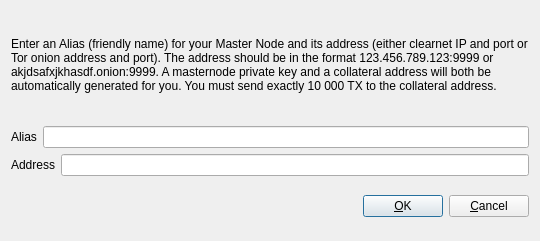
Qt form src/qt/forms/addeditadrenalinenode.ui (transferdev/Transfercoin) before a commit.
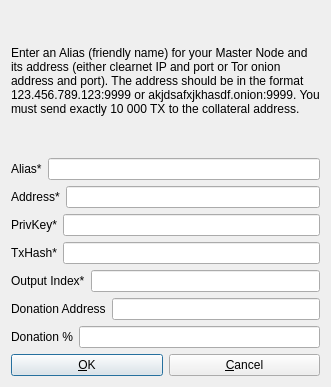
The same form after that commit.

Patch:
```diff
--- a/src/qt/forms/addeditadrenalinenode.ui
+++ b/src/qt/forms/addeditadrenalinenode.ui
@@ -6,8 +6,8 @@
    <rect>
     <x>0</x>
     <y>0</y>
-    <width>540</width>
-    <height>241</height>
+    <width>331</width>
+    <height>387</height>
    </rect>
   </property>
   <property name="windowTitle">
@@ -18,15 +18,7 @@
   </property>
   <layout class="QVBoxLayout" name="verticalLayout">
    <item>
-    <layout class="QVBoxLayout" name="verticalLayout_2">
-     <property name="topMargin">
-      <number>0</number>
-     </property>
-     <property name="bottomMargin">
-      <number>0</number>
-     </property>
-     <item>
-      <widget class="QLabel" name="label_3">
+    <widget class="QLabel" name="label_9">
        <property name="sizePolicy">
         <sizepolicy hsizetype="Preferred" vsizetype="Expanding">
          <horstretch>0</horstretch>
@@ -34,7 +26,7 @@
         </sizepolicy>
        </property>
        <property name="text">
-        <string>&lt;html&gt;&lt;head/&gt;&lt;body&gt;&lt;p&gt;Enter an Alias (friendly name) for your Master Node and its address (either clearnet IP and port or Tor onion address and port).  The address should be in the format 123.456.789.123:9999 or akjdsafxjkhasdf.onion:9999.  A masternode private key and a collateral address will both be automatically generated for you.  You must send exactly 10 000 TX to the collateral address.&lt;/p&gt;&lt;/body&gt;&lt;/html&gt;</string>
+      <string>&lt;html&gt;&lt;head/&gt;&lt;body&gt;&lt;p&gt;Enter an Alias (friendly name) for your Master Node and its address (either clearnet IP and port or Tor onion address and port). The address should be in the format 123.456.789.123:9999 or akjdsafxjkhasdf.onion:9999. You must send exactly 10 000 TX to the collateral address.&lt;/p&gt;&lt;/body&gt;&lt;/html&gt;</string>
        </property>
        <property name="wordWrap">
         <bool>true</bool>
@@ -42,14 +34,14 @@
       </widget>
      </item>
      <item>
-      <layout class="QHBoxLayout" name="horizontalLayout">
+    <layout class="QHBoxLayout" name="horizontalLayout_4">
        <property name="bottomMargin">
         <number>0</number>
        </property>
        <item>
         <widget class="QLabel" name="label">
          <property name="text">
-          <string>Alias</string>
+        <string>Alias*</string>
          </property>
         </widget>
        </item>
@@ -59,14 +51,14 @@
       </layout>
      </item>
      <item>
-      <layout class="QHBoxLayout" name="horizontalLayout_2">
+    <layout class="QHBoxLayout" name="horizontalLayout_5">
        <property name="bottomMargin">
         <number>0</number>
        </property>
        <item>
-        <widget class="QLabel" name="label_2">
+      <widget class="QLabel" name="label_6">
          <property name="text">
-          <string>Address</string>
+        <string>Address*</string>
          </property>
         </widget>
        </item>
@@ -80,57 +72,88 @@
        <property name="bottomMargin">
         <number>0</number>
        </property>
-      </layout>
+     <item>
+      <widget class="QLabel" name="label_5">
+       <property name="text">
+        <string>PrivKey*</string>
+       </property>
+      </widget>
+     </item>
+     <item>
+      <widget class="QLineEdit" name="privkeyLineEdit"/>
+     </item>
+    </layout>
+   </item>
+   <item>
+    <layout class="QHBoxLayout" name="horizontalLayout_2">
+     <property name="bottomMargin">
+      <number>0</number>
+     </property>
+     <item>
+      <widget class="QLabel" name="label_2">
+       <property name="text">
+        <string>TxHash*</string>
+       </property>
+      </widget>
+     </item>
+     <item>
+      <widget class="QLineEdit" name="txhashLineEdit"/>
+     </item>
+    </layout>
+   </item>
+   <item>
+    <layout class="QHBoxLayout" name="horizontalLayout_8">
+     <property name="bottomMargin">
+      <number>0</number>
+     </property>
+     <item>
+      <widget class="QLabel" name="label_8">
+       <property name="text">
+        <string>Output Index*</string>
+       </property>
+      </widget>
+     </item>
+     <item>
+      <widget class="QLineEdit" name="outputindexLineEdit"/>
+     </item>
+    </layout>
+   </item>
+   <item>
+    <layout class="QHBoxLayout" name="horizontalLayout_6">
+     <property name="bottomMargin">
+      <number>0</number>
+     </property>
+     <item>
+      <widget class="QLabel" name="label_3">
+       <property name="text">
+        <string>Donation Address</string>
+       </property>
+      </widget>
+     </item>
+     <item>
+      <widget class="QLineEdit" name="donationaddressLineEdit"/>
+     </item>
+    </layout>
+   </item>
+   <item>
+    <layout class="QHBoxLayout" name="horizontalLayout_7">
+     <property name="bottomMargin">
+      <number>0</number>
+     </property>
+     <item>
+      <widget class="QLabel" name="label_7">
+       <property name="text">
+        <string>Donation %</string>
+       </property>
+      </widget>
+     </item>
+     <item>
+      <widget class="QLineEdit" name="donationpercentageLineEdit"/>
      </item>
     </layout>
    </item>
    <item>
     <layout class="QHBoxLayout" name="horizontalLayout_Buttons">
-     <item>
-      <spacer name="horizontalSpacer_1">
-       <property name="orientation">
-        <enum>Qt::Horizontal</enum>
-       </property>
-       <property name="sizeHint" stdset="0">
-        <size>
-         <width>40</width>
-         <height>48</height>
-        </size>
-       </property>
-      </spacer>
-     </item>
-     <item>
-      <widget class="QLabel" name="statusLabel">
-       <property name="font">
-        <font>
-         <weight>75</weight>
-         <bold>true</bold>
-        </font>
-       </property>
-       <property name="text">
-        <string/>
-       </property>
-       <property name="textFormat">
-        <enum>Qt::PlainText</enum>
-       </property>
-       <property name="wordWrap">
-        <bool>true</bool>
-       </property>
-      </widget>
-     </item>
-     <item>
-      <spacer name="horizontalSpacer_2">
-       <property name="orientation">
-        <enum>Qt::Horizontal</enum>
-       </property>
-       <property name="sizeHint" stdset="0">
-        <size>
-         <width>40</width>
-         <height>48</height>
-        </size>
-       </property>
-      </spacer>
-     </item>
      <item>
       <widget class="QPushButton" name="okButton">
        <property name="text">
```
Left out of the diff: 2 changed lines with no effect on the pictures. Lines whose indentation alone changed are shown as unchanged.
